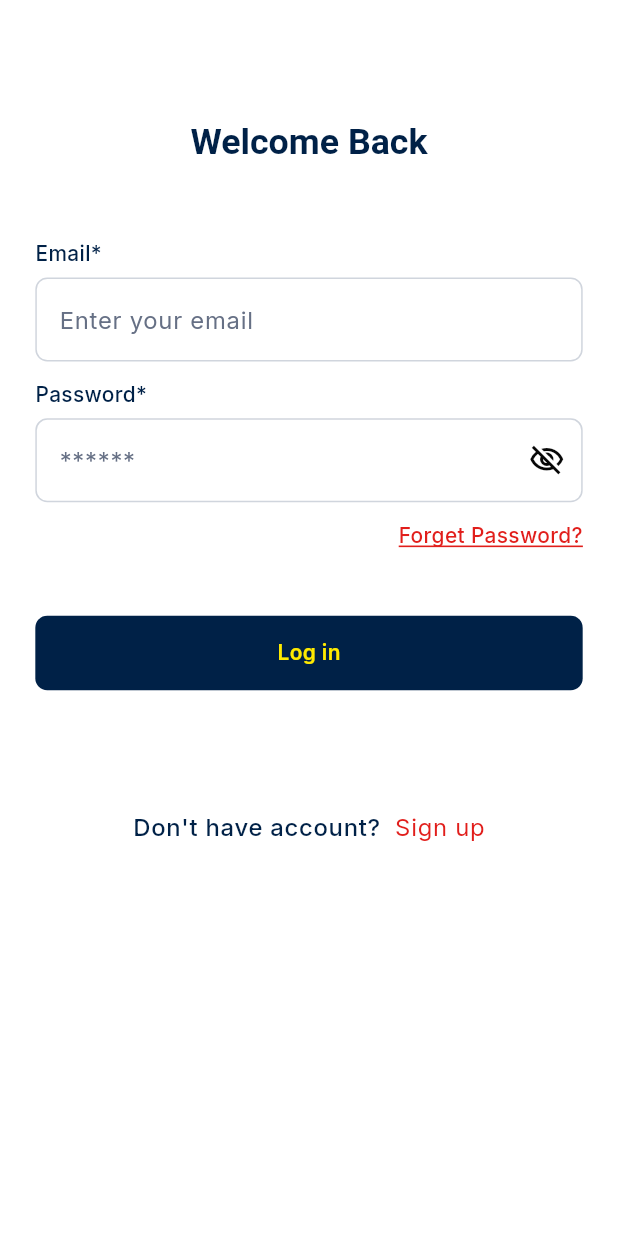
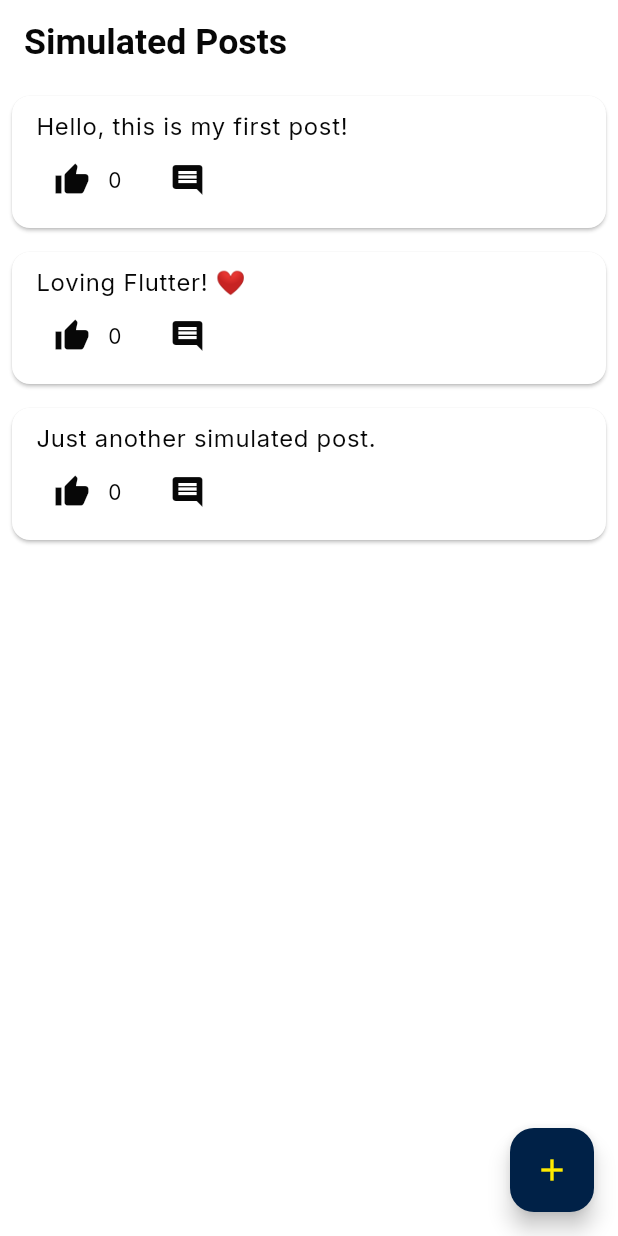
Before and after one commit to salmanbashar1009/gaphy_mobile_app, a Flutter app: the screen it shows after launch, on a phone screen of 412 x 824 dp. Run offline on Flutter 3.47's test engine with Material 3 defaults, Android fonts, the phone set to English and light mode, and no system bars; our stand-ins replace dio, flutter_screenutil, go_router, google_fonts.

Commit message:
feed screen added

```diff
--- a/lib/core/route_config/route_name.dart
+++ b/lib/core/route_config/route_name.dart
@@ -1,4 +1,4 @@
 class RouteName{
   static const String loginScreen = "/loginScreen";
-  static const String signUpScreen = "/signUpScreen";
+  static const String feedScreen = "/feedScreen";
 }
--- a/lib/my_app.dart
+++ b/lib/my_app.dart
@@ -1,5 +1,6 @@
 import 'package:flutter/material.dart';
 import 'package:flutter_screenutil/flutter_screenutil.dart';
+import 'package:gaphy_mobile_app/presentation/features/login/view/feed_screen.dart';
 import 'package:gaphy_mobile_app/presentation/features/login/view/login_screen.dart';
 import 'package:gaphy_mobile_app/presentation/theme/app_theme.dart';
 
@@ -19,7 +20,7 @@ class MyApp extends StatelessWidget {
           home: child,
         );
       },
-      child:  LoginScreen(),
+      child:  FeedScreen(),
     );
   }
 }
--- a/lib/presentation/features/login/model/login_data_model.dart
+++ b/lib/presentation/features/login/model/login_data_model.dart
@@ -44,4 +44,9 @@ class Data {
     map['refreshToken'] = refreshToken;
     return map;
   }
+
+  @override
+  String toString() {
+    return 'Data(token: $accessToken, refreshToken: $refreshToken)';
+  }
 }
--- /dev/null
+++ b/lib/presentation/features/login/view/feed_screen.dart
@@ -0,0 +1,107 @@
+import 'package:flutter/material.dart';
+
+class Post {
+  String text;
+  int likes;
+
+  Post(this.text, {this.likes = 0});
+}
+
+class FeedScreen extends StatefulWidget {
+  @override
+  _FeedScreenState createState() => _FeedScreenState();
+}
+
+class _FeedScreenState extends State<FeedScreen> {
+  List<Post> posts = [
+    Post("Hello, this is my first post!"),
+    Post("Loving Flutter! ❤️"),
+    Post("Just another simulated post."),
+  ];
+
+  void _showCommentModal(Post post) {
+    showDialog(
+      context: context,
+      builder: (context) {
+        return AlertDialog(
+          title: Text("Comments"),
+          content: Text("This is a comment modal for: \"${post.text}\""),
+          actions: [
+            TextButton(onPressed: () => Navigator.pop(context), child: Text("Close")),
+          ],
+        );
+      },
+    );
+  }
+
+  void _addNewPost() {
+    TextEditingController controller = TextEditingController();
+
+    showDialog(
+      context: context,
+      builder: (_) {
+        return AlertDialog(
+          title: Text("Create New Post"),
+          content: TextField(
+            controller: controller,
+            decoration: InputDecoration(hintText: "Enter post text"),
+          ),
+          actions: [
+            TextButton(
+              onPressed: () {
+                String newText = controller.text.trim();
+                if (newText.isNotEmpty) {
+                  setState(() {
+                    posts.insert(0, Post(newText));
+                  });
+                }
+                Navigator.pop(context);
+              },
+              child: Text("Post"),
+            ),
+            TextButton(onPressed: () => Navigator.pop(context), child: Text("Cancel")),
+          ],
+        );
+      },
+    );
+  }
+
+  @override
+  Widget build(BuildContext context) {
+    return Scaffold(
+      appBar: AppBar(title: Text("Simulated Posts")),
+      body: ListView.builder(
+        itemCount: posts.length,
+        itemBuilder: (_, index) {
+          final post = posts[index];
+          return Card(
+            margin: EdgeInsets.all(8),
+            child: ListTile(
+              title: Text(post.text),
+              subtitle: Row(
+                children: [
+                  IconButton(
+                    icon: Icon(Icons.thumb_up),
+                    onPressed: () {
+                      setState(() => post.likes++);
+                    },
+                  ),
+                  Text('${post.likes}'),
+                  SizedBox(width: 20),
+                  IconButton(
+                    icon: Icon(Icons.comment),
+                    onPressed: () => _showCommentModal(post),
+                  ),
+                ],
+              ),
+            ),
+          );
+        },
+      ),
+      floatingActionButton: FloatingActionButton(
+        onPressed: _addNewPost,
+        child: Icon(Icons.add),
+      ),
+    );
+  }
+}
```
Also changed, not shown: lib/core/route_config/app_route.dart (+5 -4 lines), lib/presentation/features/login/view_model/login_provider.dart (+11 -9 lines).
